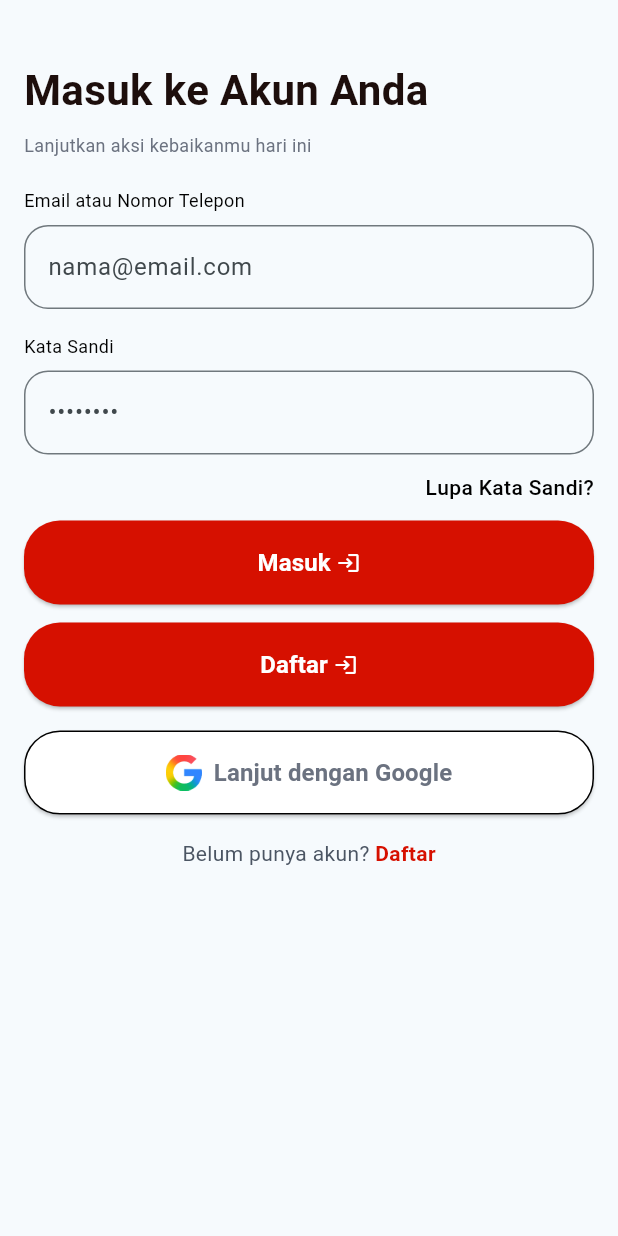
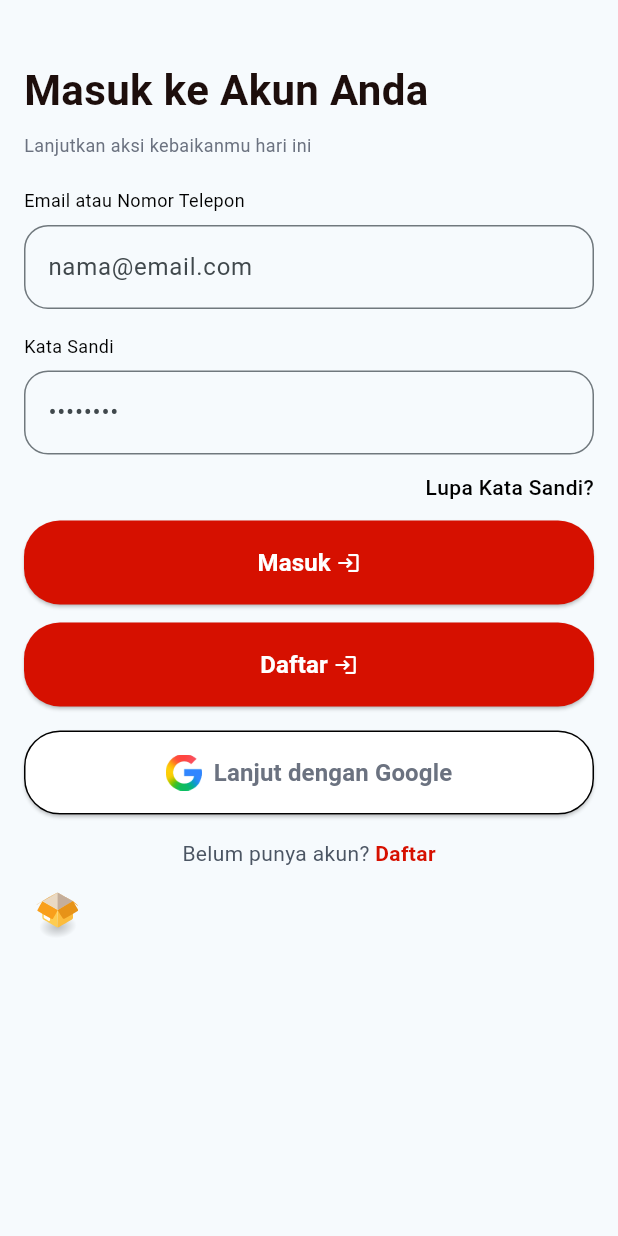
Before and after one commit to Habibieproject/ppkd_b_5, a Flutter app: the screen it shows after launch, on a phone screen of 412 x 824 dp. Run offline on Flutter 3.47's test engine with Material 3 defaults, Android fonts, the phone set to English and light mode, and no system bars; our stand-ins replace animate_do, confetti, google_nav_bar, lottie, shared_preferences, sqflite; accounts and stored records are empty.

Commit message:
Day 25 Example Animation

```diff
--- a/lib/day_16_17_18/view/login_screen.dart
+++ b/lib/day_16_17_18/view/login_screen.dart
@@ -1,4 +1,6 @@
+import 'package:animate_do/animate_do.dart';
 import 'package:flutter/material.dart';
+import 'package:lottie/lottie.dart';
 import 'package:ppkd_b_5/constant/app_color.dart';
 import 'package:ppkd_b_5/day_14/drawer_global.dart';
 import 'package:ppkd_b_5/day_16_17_18/database/preference.dart';
@@ -24,6 +26,7 @@ class _LoginScreenDay16State extends State<LoginScreenDay16> {
       body: SafeArea(
         child: Padding(
           padding: const EdgeInsets.all(16.0),
+          child: FadeInUp(
             child: Column(
               crossAxisAlignment: CrossAxisAlignment.start,
               children: [
@@ -97,9 +100,9 @@ class _LoginScreenDay16State extends State<LoginScreenDay16> {
                       );
                       if (login != null) {
                         PreferenceHandler().storingIsLogin(true);
-                      ScaffoldMessenger.of(
-                        context,
-                      ).showSnackBar(SnackBar(content: Text("Login berhasil")));
+                        ScaffoldMessenger.of(context).showSnackBar(
+                          SnackBar(content: Text("Login berhasil")),
+                        );
                         await Future.delayed(Duration(seconds: 2));
                         context.push(DrawerGlobal());
                       } else {
@@ -233,6 +236,7 @@ class _LoginScreenDay16State extends State<LoginScreenDay16> {
                     ),
                   ],
                 ),
+                Lottie.asset("assets/animations/empty.json", height: 50),
                 // FutureBuilder(
                 //   future: DBHelper. ,
                 //   builder: (BuildContext context, AsyncSnapshot snapshot) {
@@ -243,6 +247,7 @@ class _LoginScreenDay16State extends State<LoginScreenDay16> {
             ),
           ),
         ),
+      ),
     );
   }
 }
--- a/pubspec.yaml
+++ b/pubspec.yaml
@@ -28,16 +28,17 @@ environment:
 # the latest version available on pub.dev. To see which dependencies have newer
 # versions available, run `flutter pub outdated`.
 dependencies:
+  animate_do: ^4.2.0
   confetti: ^0.8.0
   cupertino_icons: ^1.0.8
   flutter:
     sdk: flutter
+  flutter_launcher_icons: ^0.14.4
   google_nav_bar: ^5.0.7
-  # path_provider: ^2.1.5
+  lottie: ^3.3.2
   persistent_bottom_nav_bar_v2: ^6.3.0
   shared_preferences: ^2.5.4
   sqflite: ^2.4.2
-  flutter_launcher_icons: ^0.14.4
 
 dev_dependencies:
   flutter_lints: ^6.0.0
@@ -63,6 +64,7 @@ flutter:
   assets:
     - assets/images/
     - assets/names.json
+    - assets/animations/
   # An image asset can refer to one or more resolution-specific "variants", see
   # https://flutter.dev/to/resolution-aware-images
   # For details regarding adding assets from package dependencies, see
```
Also changed, not shown: assets/animations/empty.json (added, +1 -0 lines), pubspec.lock. Lines whose indentation alone changed are shown as unchanged.
